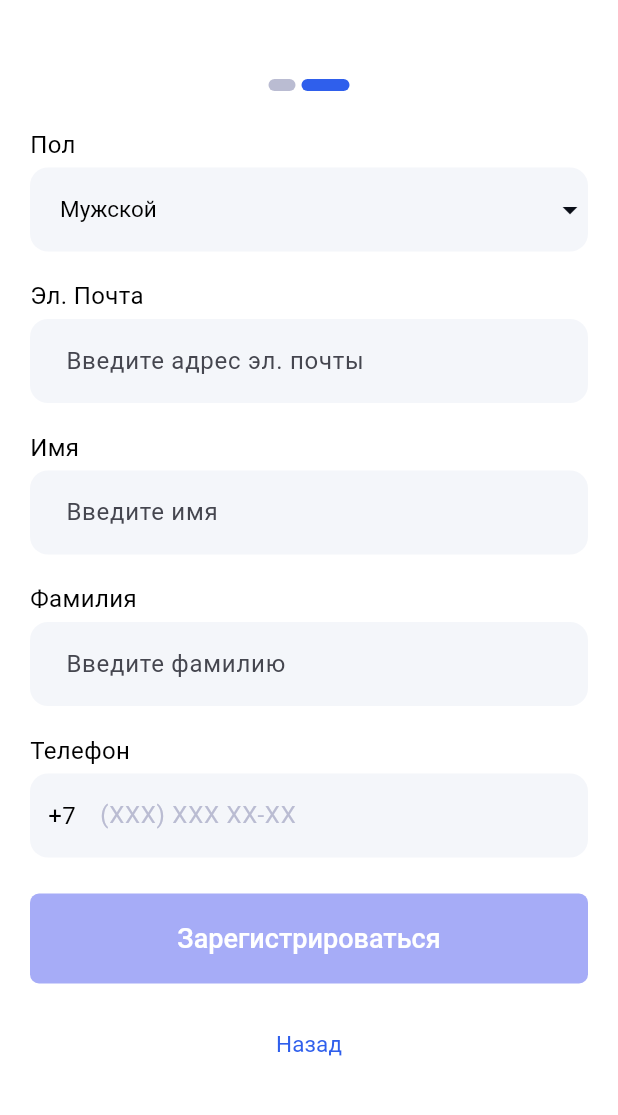
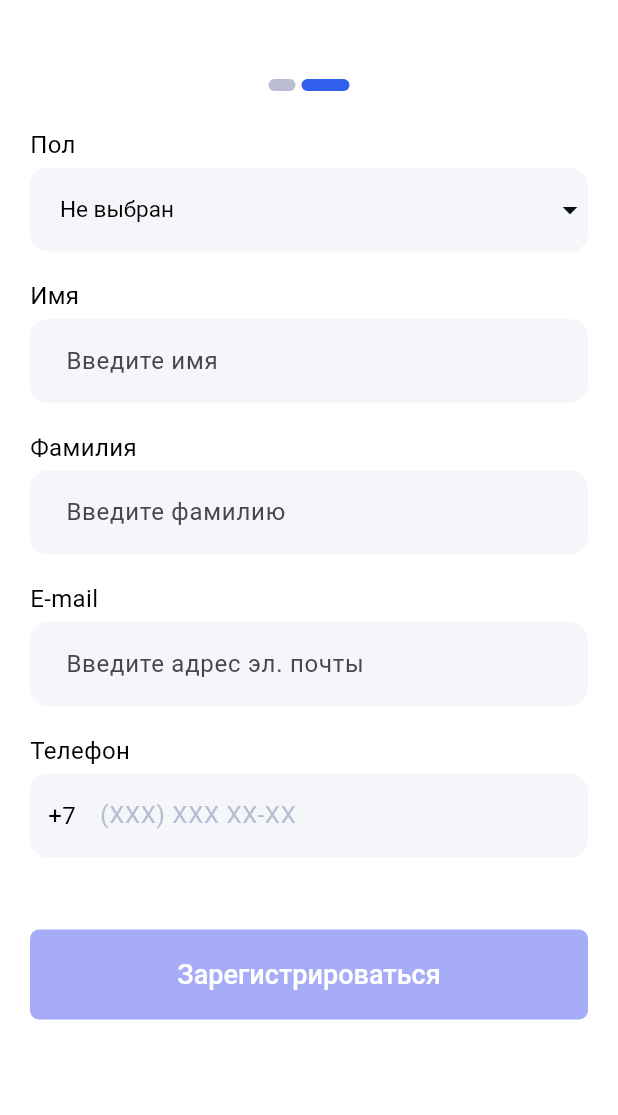
Before and after one commit to assanbayg/zhks, a Flutter app: the RegisterScreen screen opened by its route, swiped to page 2, on a phone screen of 412 x 824 dp, the part 59-1174 px from its top. Run offline on Flutter 3.47's test engine with Material 3 defaults, Android fonts, the phone set to English and light mode, and no system bars; our stand-ins replace dio, firebase_core, flutter_dotenv, flutter_riverpod, flutter_secure_storage, freezed_annotation and 5 more; accounts and stored records are empty; generated files the repository leaves out were written again; Roboto replaces fonts that are missing (SFProDisplay).

Commit message:
feat(auth): Create layout for add new roommate screen

```diff
--- /dev/null
+++ b/lib/core/providers/roommates_provider.dart
@@ -0,0 +1 @@
+// TODO: STORE THEM IN PROVIDER
--- /dev/null
+++ b/lib/features/auth/domain/user_model.dart
@@ -0,0 +1 @@
+//
--- a/lib/features/auth/presentation/register_screen.dart
+++ b/lib/features/auth/presentation/register_screen.dart
@@ -34,7 +34,7 @@ class _RegisterScreenState extends State<RegisterScreen> {
   final TextEditingController _firstNameController = TextEditingController();
   final TextEditingController _lastNameController = TextEditingController();
   final TextEditingController _phoneController = TextEditingController();
-  String _selectedGender = 'male';
+  String _selectedGender = '';
 
   // TODO: take a RC list from API. hardcoding is temp
   final List<String> _rcOptions = ['Легенда', 'Манхэттен', 'Опера'];
@@ -55,6 +55,7 @@ class _RegisterScreenState extends State<RegisterScreen> {
       ).hasMatch(_emailController.text);
 
   bool get _isPersonalInfoValid =>
+      _selectedGender.isNotEmpty &&
       _isEmailValid &&
       _firstNameController.text.trim().isNotEmpty &&
       _lastNameController.text.trim().isNotEmpty &&
--- a/lib/features/auth/presentation/widgets/personal_info_form.dart
+++ b/lib/features/auth/presentation/widgets/personal_info_form.dart
@@ -21,6 +21,8 @@ class PersonalInfoForm extends StatelessWidget {
   final VoidCallback onSubmit;
   final VoidCallback onBack;
 
+  final String submitButtonText;
+
   const PersonalInfoForm({
     super.key,
     required this.gender,
@@ -35,6 +37,7 @@ class PersonalInfoForm extends StatelessWidget {
     required this.onGenderChanged,
     required this.onSubmit,
     required this.onBack,
+    this.submitButtonText = 'Зарегистрироваться',
   });
 
   @override
@@ -54,27 +57,7 @@ class PersonalInfoForm extends StatelessWidget {
           const SizedBox(height: 4),
           _buildGenderDropdown(context),
           const SizedBox(height: 18),
-          // ---
-          Text('Эл. Почта', style: context.texts.bodyLarge),
-          const SizedBox(height: 4),
-          TextField(
-            controller: emailController,
-            keyboardType: TextInputType.emailAddress,
-            decoration: InputDecoration(
-              hintText: 'Введите адрес эл. почты',
-              filled: true,
-              fillColor: context.colors.tertiary.gray,
-              border: OutlineInputBorder(
-                borderRadius: BorderRadius.circular(12),
-                borderSide: BorderSide.none,
-              ),
-              contentPadding: const EdgeInsets.symmetric(
-                horizontal: 20,
-                vertical: 16,
-              ),
-            ),
-          ),
-          const SizedBox(height: 18),
+
           // ---
           Text('Имя', style: context.texts.bodyLarge),
           const SizedBox(height: 4),
@@ -102,6 +85,27 @@ class PersonalInfoForm extends StatelessWidget {
             controller: lastNameController,
             decoration: InputDecoration(
               hintText: 'Введите фамилию',
+              filled: true,
+              fillColor: context.colors.tertiary.gray,
+              border: OutlineInputBorder(
+                borderRadius: BorderRadius.circular(12),
+                borderSide: BorderSide.none,
+              ),
+              contentPadding: const EdgeInsets.symmetric(
+                horizontal: 20,
+                vertical: 16,
+              ),
+            ),
+          ),
+          const SizedBox(height: 18),
+          // ---
+          Text('E-mail', style: context.texts.bodyLarge),
+          const SizedBox(height: 4),
+          TextField(
+            controller: emailController,
+            keyboardType: TextInputType.emailAddress,
+            decoration: InputDecoration(
+              hintText: 'Введите адрес эл. почты',
               filled: true,
               fillColor: context.colors.tertiary.gray,
               border: OutlineInputBorder(
@@ -145,7 +149,7 @@ class PersonalInfoForm extends StatelessWidget {
               ),
             ),
           ),
-          const SizedBox(height: 24),
+          const SizedBox(height: 48),
           // ---
           ElevatedButton(
             style:
@@ -160,18 +164,7 @@ class PersonalInfoForm extends StatelessWidget {
                       ),
                     ),
             onPressed: isFormValid ? onSubmit : null,
-            child: const Text('Зарегистрироваться'),
-          ),
-          const SizedBox(height: 16),
-          // ---
-          TextButton(
-            onPressed: onBack,
-            child: Text(
-              'Назад',
-              style: context.texts.bodyMedium.copyWith(
-                color: context.colors.primary.blue,
-              ),
-            ),
+            child: Text(submitButtonText),
           ),
         ],
       ),
@@ -187,6 +180,7 @@ class PersonalInfoForm extends StatelessWidget {
       child: DropdownButtonFormField<String>(
         value: gender,
         items: const [
+          DropdownMenuItem<String>(value: '', child: Text('Не выбран')),
           DropdownMenuItem<String>(value: 'male', child: Text('Мужской')),
           DropdownMenuItem<String>(value: 'female', child: Text('Женский')),
         ],
--- a/pubspec.yaml
+++ b/pubspec.yaml
@@ -79,9 +79,10 @@ flutter:
   # To add assets to your application, add an assets section, like this:
   assets:
     - .env
-    - lib/assets/onboarding_bg.png
     - lib/assets/kz.png
     - lib/assets/ru.png
+    - lib/assets/onboarding_bg.png
+    - lib/assets/thanks_bg.png
 
   fonts:
     - family: SFProDisplay
```
Also changed, not shown: lib/core/navigation/router.dart (+16 -3 lines), lib/core/widgets/error_window.dart (added, +12 -0 lines), lib/features/auth/presentation/add_roommate_screen.dart (added, +97 -0 lines), lib/features/auth/presentation/select_lang_screen.dart (+5 -5 lines), lib/features/auth/presentation/thanks_screen.dart (added, +90 -0 lines), lib/features/home_screen.dart (added, +10 -0 lines), lib/assets/thanks_bg.png (added).
